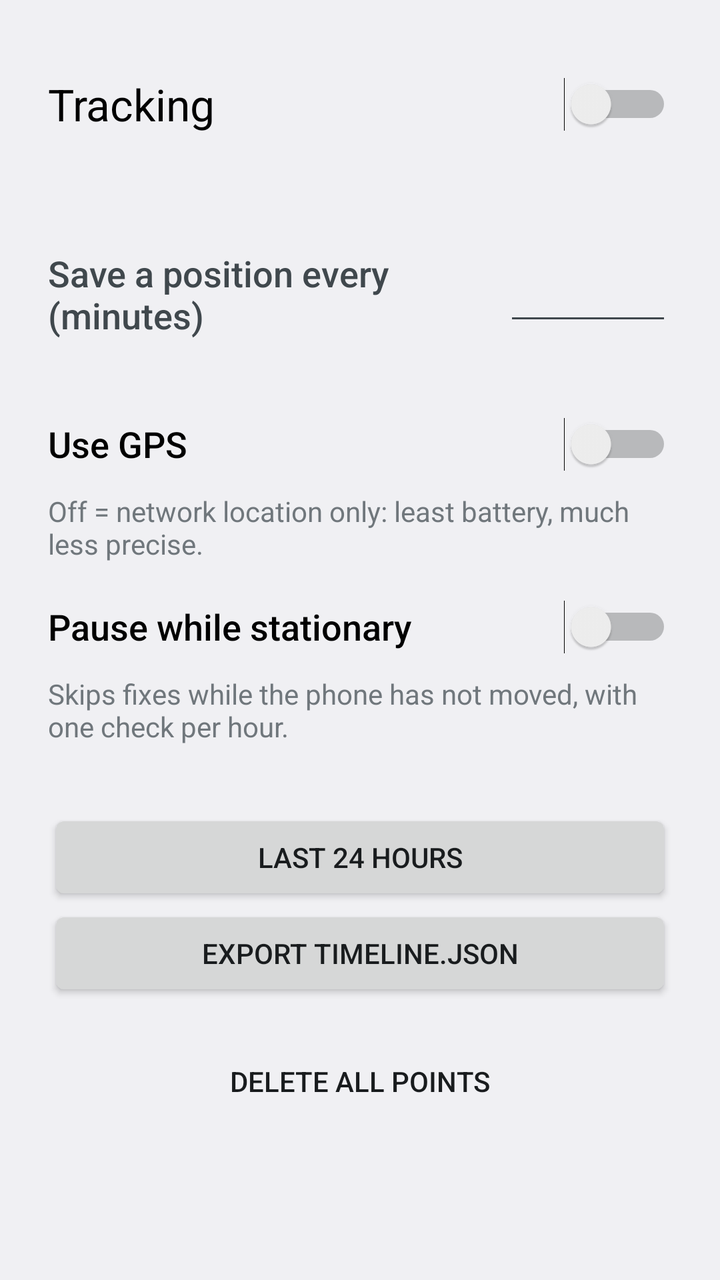
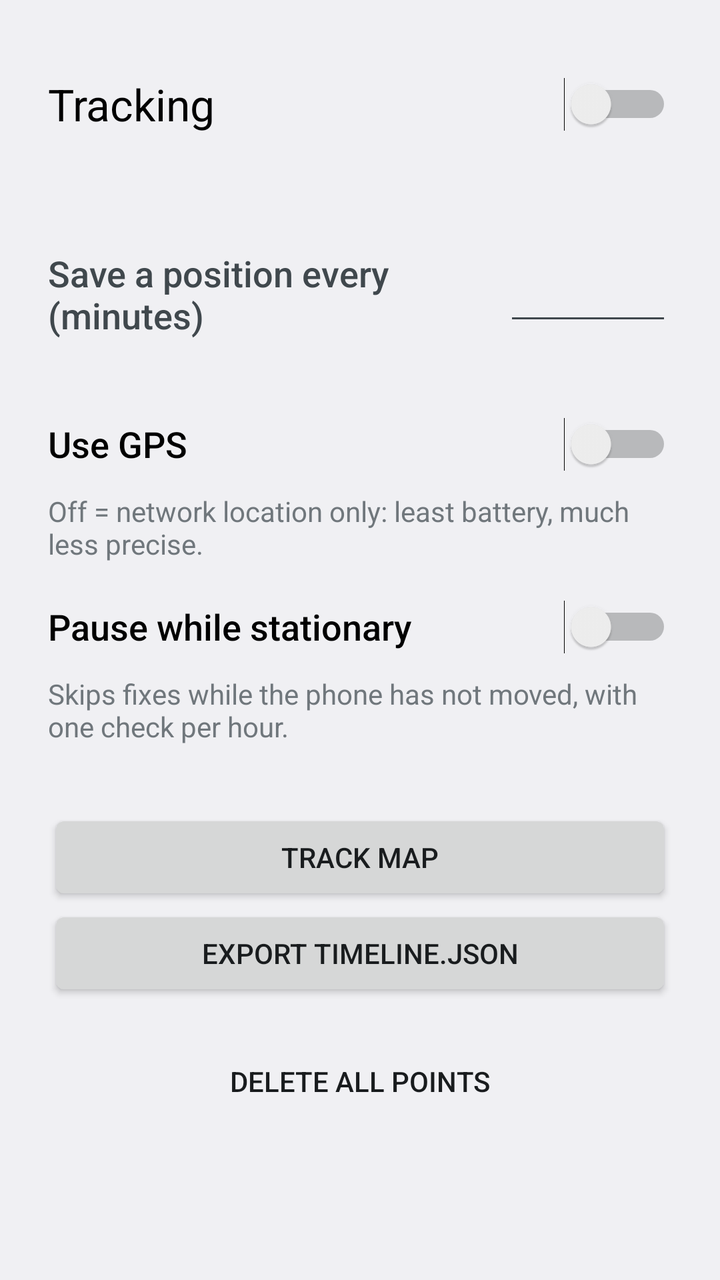

Compare the two renders of this Android layout. The source of the first and the diff that turns it into the second are given below.
<!-- AndroidManifest.xml: application theme App -->
<!-- res/layout/main.xml -->
<?xml version="1.0" encoding="utf-8"?>
<ScrollView xmlns:android="http://schemas.android.com/apk/res/android"
    android:layout_width="match_parent"
    android:layout_height="match_parent"
    android:fitsSystemWindows="true">

    <LinearLayout
        android:layout_width="match_parent"
        android:layout_height="wrap_content"
        android:orientation="vertical"
        android:padding="24dp">

        <Switch
            android:id="@+id/tracking"
            android:layout_width="match_parent"
            android:layout_height="wrap_content"
            android:minHeight="56dp"
            android:text="@string/tracking"
            android:textAppearance="@android:style/TextAppearance.DeviceDefault.Large" />

        <TextView
            android:id="@+id/status"
            android:layout_width="match_parent"
            android:layout_height="wrap_content"
            android:layout_marginBottom="24dp"
            android:lineSpacingMultiplier="1.2"
            android:textAppearance="@android:style/TextAppearance.DeviceDefault.Small"
            android:textIsSelectable="true" />

        <LinearLayout
            android:layout_width="match_parent"
            android:layout_height="wrap_content"
            android:gravity="center_vertical"
            android:minHeight="48dp"
            android:orientation="horizontal">

            <TextView
                android:layout_width="0dp"
                android:layout_height="wrap_content"
                android:layout_weight="1"
                android:labelFor="@+id/interval"
                android:text="@string/interval"
                android:textAppearance="@android:style/TextAppearance.DeviceDefault.Medium" />

            <EditText
                android:id="@+id/interval"
                android:layout_width="wrap_content"
                android:layout_height="wrap_content"
                android:ems="4"
                android:gravity="end"
                android:imeOptions="actionDone"
                android:importantForAutofill="no"
                android:inputType="number"
                android:maxLength="4" />
        </LinearLayout>

        <TextView
            android:id="@+id/estimate"
            android:layout_width="match_parent"
            android:layout_height="wrap_content"
            android:textAppearance="@android:style/TextAppearance.DeviceDefault.Small" />

        <Switch
            android:id="@+id/gps"
            android:layout_width="match_parent"
            android:layout_height="wrap_content"
            android:layout_marginTop="8dp"
            android:minHeight="48dp"
            android:text="@string/use_gps"
            android:textAppearance="@android:style/TextAppearance.DeviceDefault.Medium" />

        <TextView
            android:layout_width="match_parent"
            android:layout_height="wrap_content"
            android:text="@string/use_gps_hint"
            android:textAppearance="@android:style/TextAppearance.DeviceDefault.Small" />

        <Switch
            android:id="@+id/still"
            android:layout_width="match_parent"
            android:layout_height="wrap_content"
            android:layout_marginTop="8dp"
            android:minHeight="48dp"
            android:text="@string/still"
            android:textAppearance="@android:style/TextAppearance.DeviceDefault.Medium" />

        <TextView
            android:layout_width="match_parent"
            android:layout_height="wrap_content"
            android:text="@string/still_hint"
            android:textAppearance="@android:style/TextAppearance.DeviceDefault.Small" />

        <Button
            android:id="@+id/show_track"
            android:layout_width="match_parent"
            android:layout_height="wrap_content"
            android:layout_marginTop="32dp"
            android:text="@string/track_title" />

        <Button
            android:id="@+id/export"
            android:layout_width="match_parent"
            android:layout_height="wrap_content"
            android:text="@string/export" />

        <Button
            android:id="@+id/battery"
            android:layout_width="match_parent"
            android:layout_height="wrap_content"
            android:text="@string/battery"
            android:visibility="gone" />

        <Button
            android:id="@+id/clear"
            style="@android:style/Widget.DeviceDefault.Button.Borderless"
            android:layout_width="match_parent"
            android:layout_height="wrap_content"
            android:layout_marginTop="16dp"
            android:text="@string/clear" />

        <TextView
            android:id="@+id/version"
            android:layout_width="match_parent"
            android:layout_height="wrap_content"
            android:layout_marginTop="16dp"
            android:gravity="center"
            android:textAppearance="@android:style/TextAppearance.DeviceDefault.Small" />
    </LinearLayout>
</ScrollView>
<!-- resources referenced by this layout -->
<resources>
  <string name="battery">Allow running in background</string>
  <string name="clear">Delete all points</string>
  <string name="export">Export Timeline.json</string>
  <string name="interval">Save a position every (minutes)</string>
  <string name="still">Pause while stationary</string>
  <string name="still_hint">Skips fixes while the phone has not moved, with one check per hour.</string>
  <string name="track_title">Last 24 hours</string>
  <string name="tracking">Tracking</string>
  <string name="use_gps">Use GPS</string>
  <string name="use_gps_hint">Off = network location only: least battery, much less precise.</string>
  <style name="App" parent="android:Theme.DeviceDefault.NoActionBar" />
</resources>

<!-- the commit's change to res/layout/main.xml (unified diff, before → after) -->
@@ -95,7 +95,7 @@
             android:layout_width="match_parent"
             android:layout_height="wrap_content"
             android:layout_marginTop="32dp"
-            android:text="@string/track_title" />
+            android:text="@string/show_track" />
 
         <Button
             android:id="@+id/export"
<!-- resource entries referenced after the edit -->
@@ -4,9 +4,9 @@
   <string name="clear">Delete all points</string>
   <string name="export">Export Timeline.json</string>
   <string name="interval">Save a position every (minutes)</string>
+  <string name="show_track">Track map</string>
   <string name="still">Pause while stationary</string>
   <string name="still_hint">Skips fixes while the phone has not moved, with one check per hour.</string>
-  <string name="track_title">Last 24 hours</string>
   <string name="tracking">Tracking</string>
   <string name="use_gps">Use GPS</string>
   <string name="use_gps_hint">Off = network location only: least battery, much less precise.</string>
